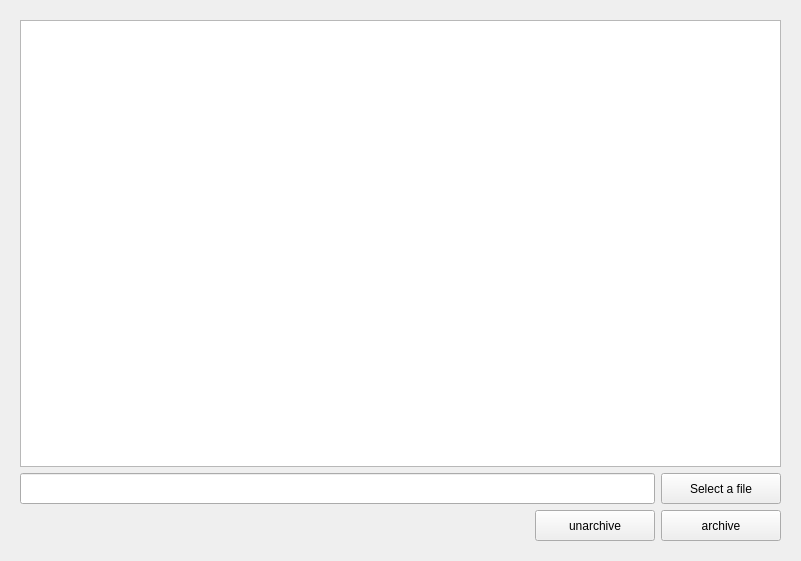
Above: widget.ui from karasikin/archiver before the change. Below: the same form after it.
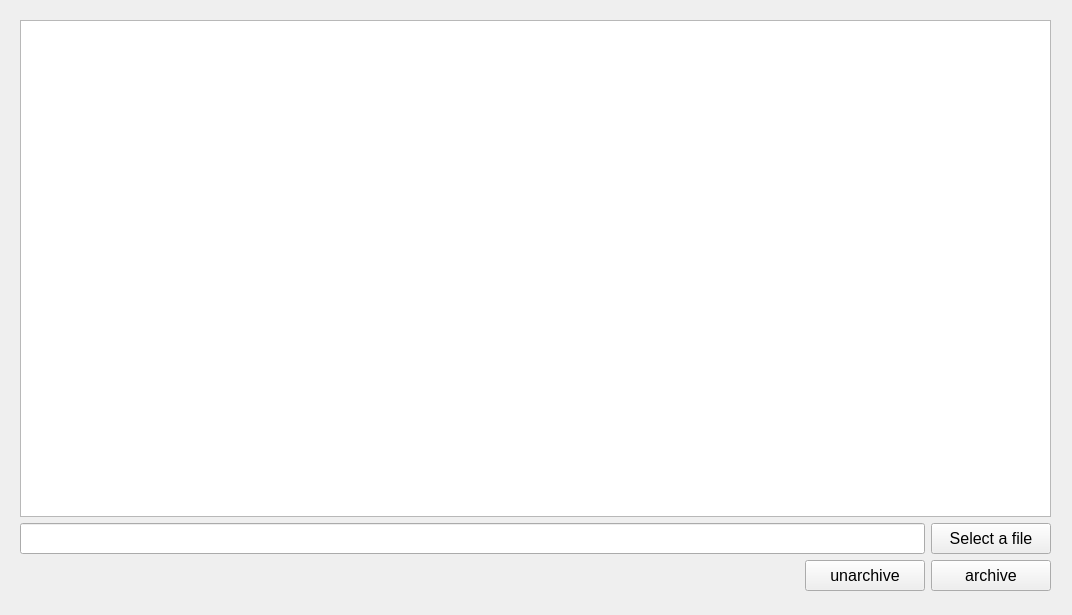
That is the form after the change.

```diff
--- a/widget.ui
+++ b/widget.ui
@@ -6,8 +6,8 @@
    <rect>
     <x>0</x>
     <y>0</y>
-    <width>801</width>
-    <height>561</height>
+    <width>1072</width>
+    <height>615</height>
    </rect>
   </property>
   <property name="sizePolicy">
@@ -24,13 +24,19 @@
     <rect>
      <x>20</x>
      <y>20</y>
-     <width>761</width>
-     <height>521</height>
+     <width>1031</width>
+     <height>571</height>
     </rect>
    </property>
    <layout class="QVBoxLayout" name="verticalLayout_2">
     <item>
      <widget class="QTextEdit" name="informationTextEdit">
+      <property name="font">
+       <font>
+        <family>JetBrains Mono Medium</family>
+        <pointsize>14</pointsize>
+       </font>
+      </property>
       <property name="autoFormatting">
        <set>QTextEdit::AutoAll</set>
       </property>
@@ -64,6 +70,11 @@
             <height>31</height>
            </size>
           </property>
+          <property name="font">
+           <font>
+            <pointsize>12</pointsize>
+           </font>
+          </property>
           <property name="text">
            <string>Select a file</string>
           </property>
@@ -94,6 +105,11 @@
             <height>31</height>
            </size>
           </property>
+          <property name="font">
+           <font>
+            <pointsize>12</pointsize>
+           </font>
+          </property>
           <property name="text">
            <string>unarchive</string>
           </property>
@@ -110,6 +126,11 @@
             <height>31</height>
            </size>
           </property>
+          <property name="font">
+           <font>
+            <pointsize>12</pointsize>
+           </font>
+          </property>
           <property name="text">
            <string>archive</string>
           </property>
```
